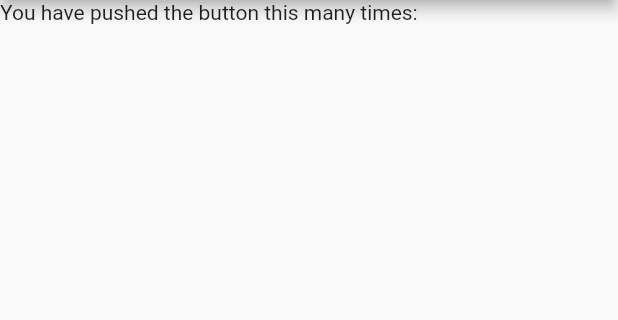
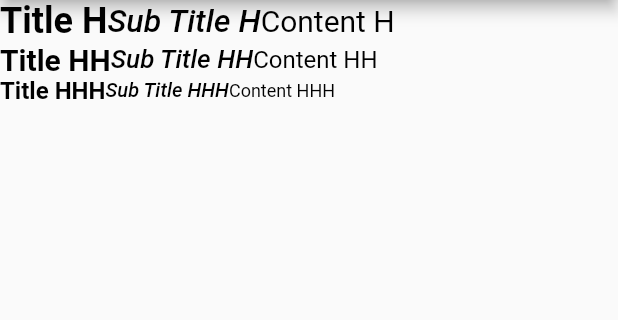
Before and after one commit to Cutter72/multi_lang_chat, a Flutter app: the screen it shows after launch, on a phone screen of 412 x 824 dp, the part 84-404 px from its top. Run offline on Flutter 3.47's test engine with Material 2 defaults, Android fonts, the phone set to English and light mode, and no system bars.

Commit message:
Day 1 Basic text atoms created for title, sub title and content texts with dedicated styles placed in TextStyles class

```diff
--- a/lib/main.dart
+++ b/lib/main.dart
@@ -1,4 +1,7 @@
 import 'package:flutter/material.dart';
+import 'package:multi_lang_chat/widgets/atoms/content_text.dart';
+import 'package:multi_lang_chat/widgets/atoms/sub_title_text.dart';
+import 'package:multi_lang_chat/widgets/atoms/title_text.dart';
 
 void main() {
   runApp(const MyApp());
@@ -31,9 +34,34 @@ class _MyHomePageState extends State<MyHomePage> {
   Widget build(BuildContext context) {
     return Scaffold(
       appBar: AppBar(
-        title: const Text("Multi lang chat"),
+        title: const SelectionContainer.disabled(child: Text("Multi lang chat")),
       ),
-      body: Text("You have pushed the button this many times:"),
+      body: Column(
+        // mainAxisAlignment: MainAxisAlignment.spaceEvenly,
+        children: [
+          Row(
+            children: const [
+              TitleTextH(text: "Title H"),
+              SubTitleTextH(text: "Sub Title H"),
+              ContentTextH(text: "Content H"),
+            ],
+          ),
+          Row(
+            children: const [
+              TitleTextHH(text: "Title HH"),
+              SubTitleTextHH(text: "Sub Title HH"),
+              ContentTextHH(text: "Content HH"),
+            ],
+          ),
+          Row(
+            children: const [
+              TitleTextHHH(text: "Title HHH"),
+              SubTitleTextHHH(text: "Sub Title HHH"),
+              ContentTextHHH(text: "Content HHH"),
+            ],
+          ),
+        ],
+      ),
     );
   }
 }
--- /dev/null
+++ b/lib/widgets/atoms/content_text.dart
@@ -0,0 +1,49 @@
+import 'package:flutter/material.dart';
+
+import 'text_styles.dart';
+
+/// Content text to show
+///
+/// @author Paweł Drelich <drelich_pawel@o2.pl>
+///
+class ContentTextH extends StatelessWidget {
+  final String text;
+
+  const ContentTextH({Key? key, required this.text}) : super(key: key);
+
+  @override
+  Widget build(BuildContext context) {
+    return Text(
+      text,
+      style: TextStyles.contentH,
+    );
+  }
+}
+
+class ContentTextHH extends StatelessWidget {
+  final String text;
+
+  const ContentTextHH({Key? key, required this.text}) : super(key: key);
+
+  @override
+  Widget build(BuildContext context) {
+    return Text(
+      text,
+      style: TextStyles.contentHH,
+    );
+  }
+}
+
+class ContentTextHHH extends StatelessWidget {
+  final String text;
+
+  const ContentTextHHH({Key? key, required this.text}) : super(key: key);
+
+  @override
+  Widget build(BuildContext context) {
+    return Text(
+      text,
+      style: TextStyles.contentHHH,
+    );
+  }
+}
--- /dev/null
+++ b/lib/widgets/atoms/sub_title_text.dart
@@ -0,0 +1,49 @@
+import 'package:flutter/material.dart';
+
+import 'text_styles.dart';
+
+/// Sub title text to show under the title texts
+///
+/// @author Paweł Drelich <drelich_pawel@o2.pl>
+///
+class SubTitleTextH extends StatelessWidget {
+  final String text;
+
+  const SubTitleTextH({Key? key, required this.text}) : super(key: key);
+
+  @override
+  Widget build(BuildContext context) {
+    return Text(
+      text,
+      style: TextStyles.subTitleH,
+    );
+  }
+}
+
+class SubTitleTextHH extends StatelessWidget {
+  final String text;
+
+  const SubTitleTextHH({Key? key, required this.text}) : super(key: key);
+
+  @override
+  Widget build(BuildContext context) {
+    return Text(
+      text,
+      style: TextStyles.subTitleHH,
+    );
+  }
+}
+
+class SubTitleTextHHH extends StatelessWidget {
+  final String text;
+
+  const SubTitleTextHHH({Key? key, required this.text}) : super(key: key);
+
+  @override
+  Widget build(BuildContext context) {
+    return Text(
+      text,
+      style: TextStyles.subTitleHHH,
+    );
+  }
+}
--- /dev/null
+++ b/lib/widgets/atoms/text_styles.dart
@@ -0,0 +1,37 @@
+import 'package:flutter/material.dart';
+
+/// Text styles for entire app
+///
+/// @author Paweł Drelich <drelich_pawel@o2.pl>
+///
+class TextStyles {
+  /// Text font sizes
+  static const double _em = 4;
+  static const double _titleSizeH = 6 * _em;
+  static const double _titleSizeHH = 5 * _em;
+  static const double _titleSizeHHH = 4 * _em;
+  static const double _subTitleSizeH = 5.33 * _em;
+  static const double _subTitleSizeHH = 4.33 * _em;
+  static const double _subTitleSizeHHH = 3.33 * _em;
+  static const double _contentSizeH = 5 * _em;
+  static const double _contentSizeHH = 4 * _em;
+  static const double _contentSizeHHH = 3 * _em;
+
+  /// Text styles
+  static const TextStyle titleH = TextStyle(fontSize: _titleSizeH, color: Colors.black, fontWeight: FontWeight.w700);
+  static const TextStyle titleHH = TextStyle(fontSize: _titleSizeHH, color: Colors.black, fontWeight: FontWeight.w700);
+  static const TextStyle titleHHH =
+      TextStyle(fontSize: _titleSizeHHH, color: Colors.black, fontWeight: FontWeight.w700);
+  static const TextStyle subTitleH = TextStyle(
+      fontSize: _subTitleSizeH, color: Colors.black, fontStyle: FontStyle.italic, fontWeight: FontWeight.w500);
+  static const TextStyle subTitleHH = TextStyle(
+      fontSize: _subTitleSizeHH, color: Colors.black, fontStyle: FontStyle.italic, fontWeight: FontWeight.w500);
+  static const TextStyle subTitleHHH = TextStyle(
+      fontSize: _subTitleSizeHHH, color: Colors.black, fontStyle: FontStyle.italic, fontWeight: FontWeight.w500);
+  static const TextStyle contentH =
+      TextStyle(fontSize: _contentSizeH, color: Colors.black, fontWeight: FontWeight.w400);
+  static const TextStyle contentHH =
+      TextStyle(fontSize: _contentSizeHH, color: Colors.black, fontWeight: FontWeight.w400);
+  static const TextStyle contentHHH =
+      TextStyle(fontSize: _contentSizeHHH, color: Colors.black, fontWeight: FontWeight.w400);
+}
--- /dev/null
+++ b/lib/widgets/atoms/title_text.dart
@@ -0,0 +1,49 @@
+import 'package:flutter/material.dart';
+
+import 'text_styles.dart';
+
+/// Title text to show as a bold headline
+///
+/// @author Paweł Drelich <drelich_pawel@o2.pl>
+///
+class TitleTextH extends StatelessWidget {
+  final String text;
+
+  const TitleTextH({Key? key, required this.text}) : super(key: key);
+
+  @override
+  Widget build(BuildContext context) {
+    return Text(
+      text,
+      style: TextStyles.titleH,
+    );
+  }
+}
+
+class TitleTextHH extends StatelessWidget {
+  final String text;
+
+  const TitleTextHH({Key? key, required this.text}) : super(key: key);
+
+  @override
+  Widget build(BuildContext context) {
+    return Text(
+      text,
+      style: TextStyles.titleHH,
+    );
+  }
+}
+
+class TitleTextHHH extends StatelessWidget {
+  final String text;
+
+  const TitleTextHHH({Key? key, required this.text}) : super(key: key);
+
+  @override
+  Widget build(BuildContext context) {
+    return Text(
+      text,
+      style: TextStyles.titleHHH,
+    );
+  }
+}
```
